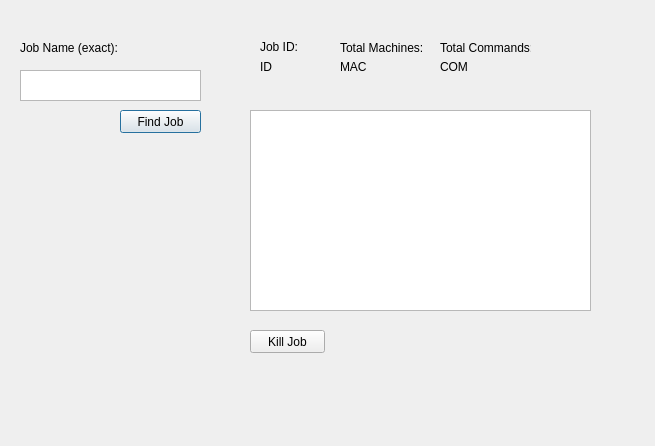
Before: the Qt Designer form qsmackerJobsearch.ui in j37hr0/RTSUtilityApp, drawn with Qt 5.
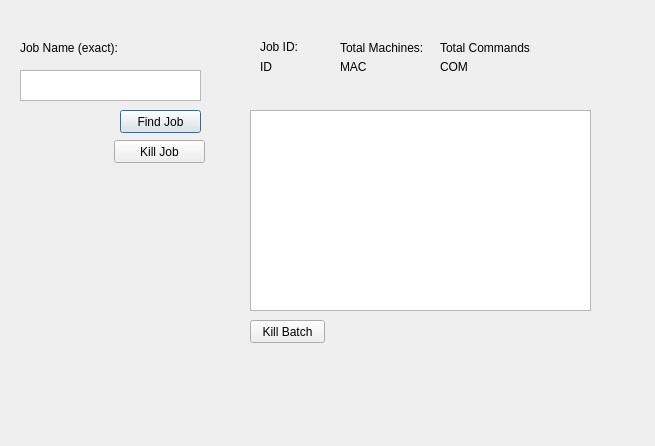
After: the same form once the commit is applied.

```diff
--- a/qsmackerJobsearch.ui
+++ b/qsmackerJobsearch.ui
@@ -140,9 +140,9 @@
   <widget class="QPushButton" name="kill_job_btn">
    <property name="geometry">
     <rect>
-     <x>250</x>
-     <y>330</y>
-     <width>75</width>
+     <x>114</x>
+     <y>140</y>
+     <width>91</width>
      <height>23</height>
     </rect>
    </property>
@@ -150,6 +150,19 @@
     <string>Kill Job</string>
    </property>
   </widget>
+  <widget class="QPushButton" name="pushButton">
+   <property name="geometry">
+    <rect>
+     <x>250</x>
+     <y>320</y>
+     <width>75</width>
+     <height>23</height>
+    </rect>
+   </property>
+   <property name="text">
+    <string>Kill Batch</string>
+   </property>
+  </widget>
  </widget>
  <resources/>
  <connections/>
```
Left out of the diff: 2 changed lines with no effect on the pictures.
